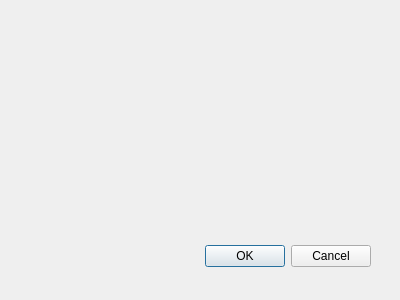
Before: the Qt Designer form kvdiagram.ui in chriku/qdigi, drawn with Qt 5.
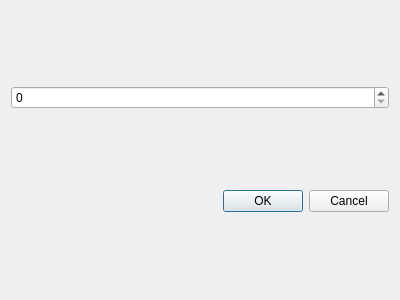
After: the same form once the commit is applied.

Commit message: Delete Vias when Delte Selection

```diff
--- a/kvdiagram.ui
+++ b/kvdiagram.ui
@@ -15,15 +15,12 @@
   <property name="windowTitle">
    <string>Dialog</string>
   </property>
-  <widget name="buttonBox" class="QDialogButtonBox">
-   <property name="geometry">
-    <rect>
-     <x>30</x>
-     <y>240</y>
-     <width>341</width>
-     <height>32</height>
-    </rect>
-   </property>
+  <layout class="QVBoxLayout" name="verticalLayout">
+   <item>
+    <widget class="QSpinBox" name="inputCount"/>
+   </item>
+   <item>
+    <widget class="QDialogButtonBox" name="buttonBox">
    <property name="orientation">
     <enum>Qt::Horizontal</enum>
    </property>
@@ -31,6 +28,8 @@
     <set>QDialogButtonBox::Cancel|QDialogButtonBox::Ok</set>
    </property>
   </widget>
+   </item>
+  </layout>
  </widget>
  <pixmapfunction/>
  <resources/>
```
Left out of the diff: 7 changed lines with no effect on the pictures. Lines whose indentation alone changed are shown as unchanged. The commit also changes 1 other file.
